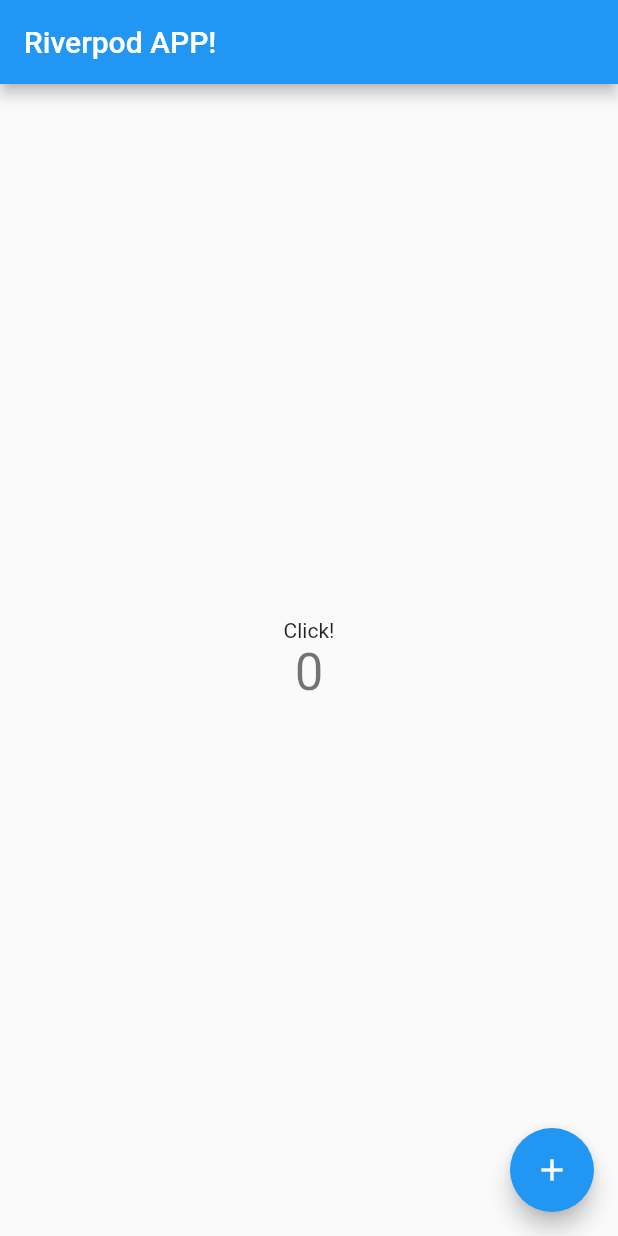
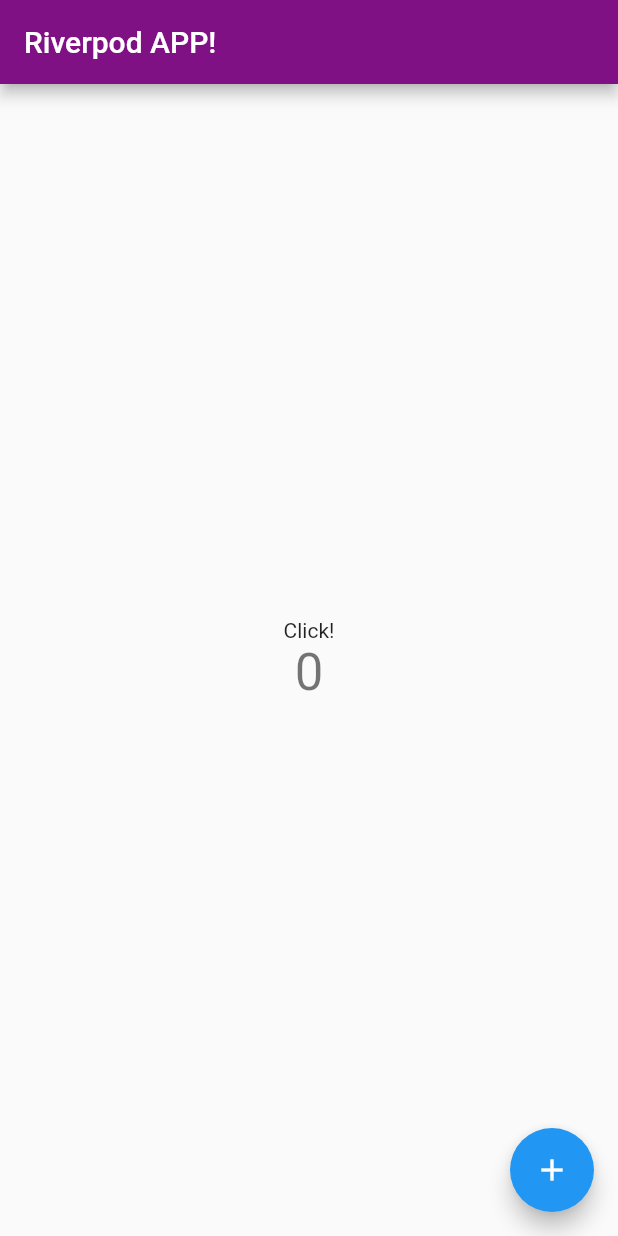
Before and after one commit to yukiyamamuro/riverpod_app, a Flutter app: the screen it shows after launch, on a phone screen of 412 x 824 dp. Run offline on Flutter 3.47's test engine with Material 2 defaults, Android fonts, the phone set to English and light mode, and no system bars; our stand-ins replace flutter_riverpod.

Commit message:
change color

```diff
--- a/lib/main.dart
+++ b/lib/main.dart
@@ -41,6 +41,7 @@ class _MyHomePageState extends ConsumerState<MyHomePage> {
         title: Text(
           ref.watch(titleProvider),
         ),
+        backgroundColor: const Color(0xff7f1184),
       ),
       body: Center(
         child: Column(
```
